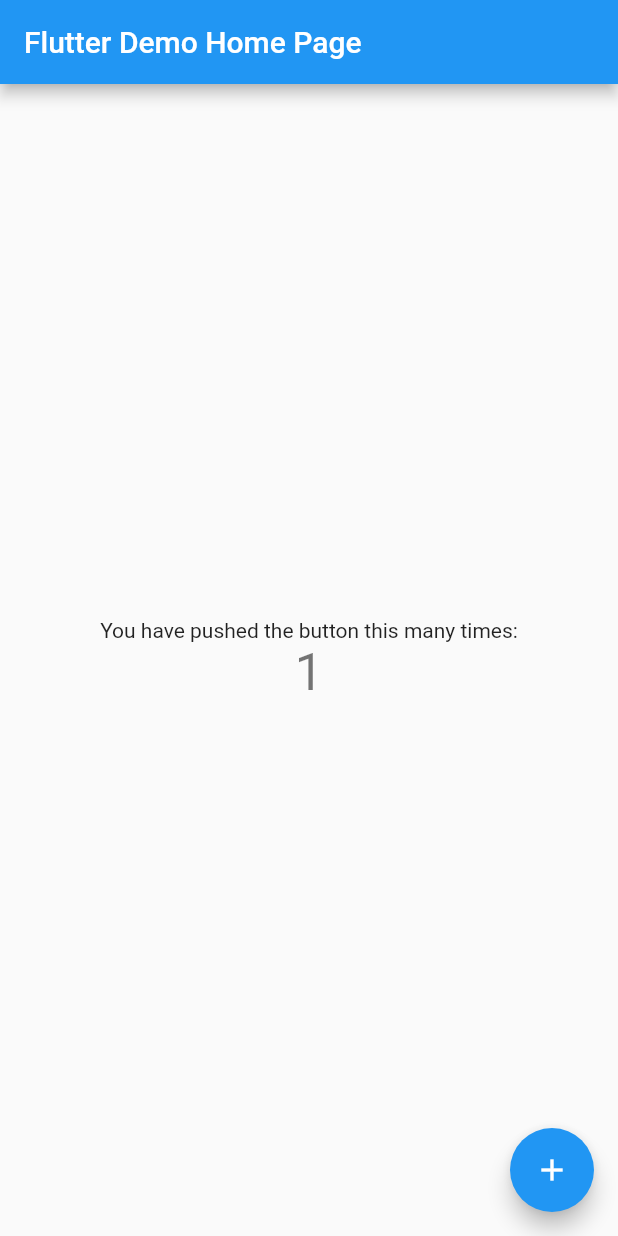
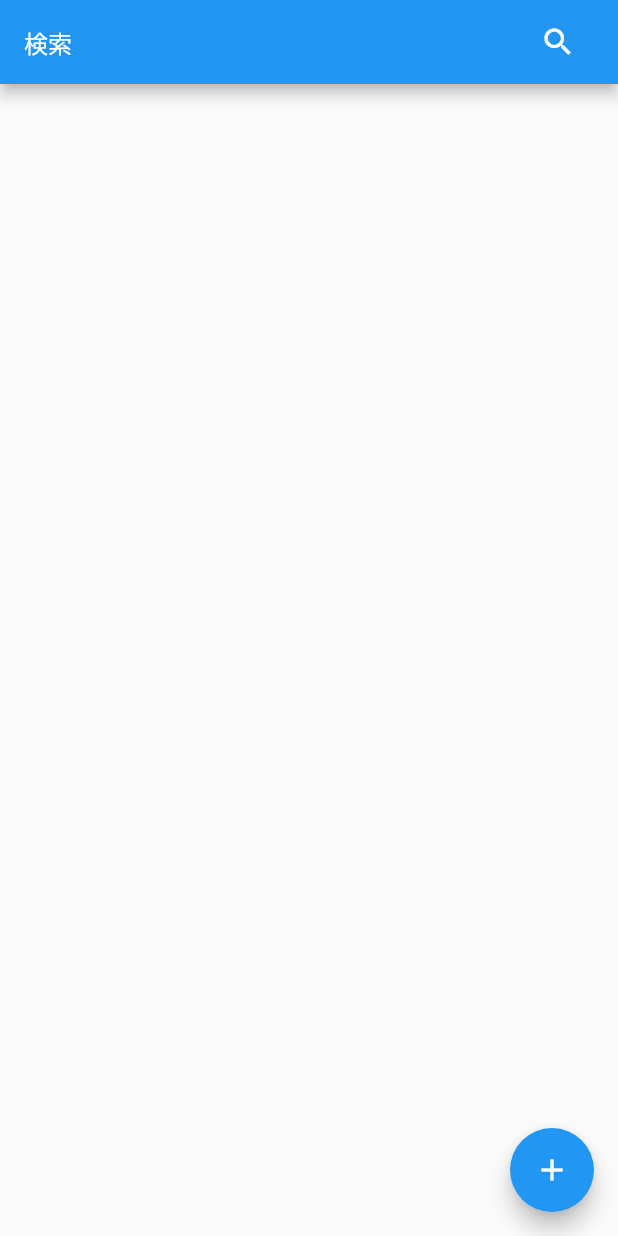
Before and after one commit to ktnydi/flutter_algolia, a Flutter app: the screen it shows after launch, after a tap on the "add" icon, on a phone screen of 412 x 824 dp. Run offline on Flutter 3.47's test engine with Material 2 defaults, Android fonts, the phone set to English and light mode, and no system bars; our stand-ins replace flutter_dotenv; missing offline and left inert: algolia.

Commit message:
add: search feature

```diff
--- /dev/null
+++ b/lib/channel.dart
@@ -0,0 +1,11 @@
+class Channel {
+  int id;
+  String name;
+  int numRegisters;
+
+  Channel(Map<String, dynamic> data) {
+    this.id = data['id'];
+    this.name = data['name'];
+    this.numRegisters = data['numRegisters'];
+  }
+}
--- a/lib/main.dart
+++ b/lib/main.dart
@@ -1,6 +1,10 @@
 import 'package:flutter/material.dart';
+import 'package:flutter_dotenv/flutter_dotenv.dart';
+import 'package:algolia/algolia.dart';
+import 'package:flutter_algolia/channel.dart';
 
-void main() {
+void main() async {
+  await DotEnv().load('.env');
   runApp(MyApp());
 }
 
@@ -28,39 +32,109 @@ class MyHomePage extends StatefulWidget {
 }
 
 class _MyHomePageState extends State<MyHomePage> {
-  int _counter = 0;
+  Algolia algolia = Algolia.init(
+    applicationId: DotEnv().env['APPLICATION_ID'],
+    apiKey: DotEnv().env['API_KEY'],
+  );
+  List<Channel> channels = [];
+  bool isLoading = false;
+  final searchController = TextEditingController();
 
-  void _incrementCounter() {
-    setState(() {
-      _counter++;
-    });
+  @override
+  void dispose() {
+    searchController.dispose();
+    super.dispose();
+  }
+
+  Future searchChannel({String text}) async {
+    if (text.trim().isEmpty) {
+      return;
+    }
+
+    FocusScope.of(context).unfocus();
+
+    AlgoliaQuery query = algolia.instance.index('sample').search(text);
+    AlgoliaQuerySnapshot snap = await query.getObjects();
+    final channels = snap.hits.map((hit) => Channel(hit.data)).toList();
+    setState(
+      () {
+        this.channels = channels;
+      },
+    );
   }
 
   @override
   Widget build(BuildContext context) {
-    return Scaffold(
+    return Stack(
+      children: [
+        GestureDetector(
+          onTap: () {
+            FocusScope.of(context).unfocus();
+          },
+          child: Scaffold(
             appBar: AppBar(
-        title: Text(widget.title),
+              title: Form(
+                child: Row(
+                  children: [
+                    Flexible(
+                      child: TextFormField(
+                        controller: searchController,
+                        cursorColor: Colors.white,
+                        style: TextStyle(
+                          color: Colors.white,
                         ),
-      body: Center(
-        child: Column(
-          mainAxisAlignment: MainAxisAlignment.center,
-          children: <Widget>[
-            Text(
-              'You have pushed the button this many times:',
+                        decoration: InputDecoration(
+                          border: InputBorder.none,
+                          hintText: '検索',
+                          hintStyle: TextStyle(
+                            color: Colors.white,
                           ),
-            Text(
-              '$_counter',
-              style: Theme.of(context).textTheme.headline4,
+                        ),
+                        onFieldSubmitted: (_) async {
+                          this.searchChannel(text: searchController.text);
+                        },
+                      ),
+                    ),
+                    IconButton(
+                      icon: Icon(Icons.search),
+                      onPressed: () {
+                        this.searchChannel(text: searchController.text);
+                      },
                     ),
                   ],
                 ),
               ),
+            ),
+            body: ListView.builder(
+              itemCount: this.channels.length,
+              itemBuilder: (context, index) {
+                final listTiles = this.channels.map(
+                  (channel) {
+                    return ListTile(
+                      title: Text(channel.name),
+                      subtitle: Text('${channel.numRegisters} registers'),
+                    );
+                  },
+                ).toList();
+                return listTiles[index];
+              },
+            ),
             floatingActionButton: FloatingActionButton(
-        onPressed: _incrementCounter,
+              onPressed: () {},
               tooltip: 'Increment',
               child: Icon(Icons.add),
             ),
+          ),
+        ),
+        this.isLoading
+            ? Container(
+                color: Colors.white.withOpacity(0.4),
+                child: Center(
+                  child: CircularProgressIndicator(),
+                ),
+              )
+            : SizedBox(),
+      ],
     );
   }
 }
--- a/pubspec.yaml
+++ b/pubspec.yaml
@@ -10,6 +10,9 @@ dependencies:
   flutter:
     sdk: flutter
   cupertino_icons: ^0.1.3
+  flutter_dotenv: ^2.1.0
+  algolia: ^0.1.7
+
 
 dev_dependencies:
   flutter_test:
@@ -17,3 +20,5 @@ dev_dependencies:
 
 flutter:
   uses-material-design: true
+  assets:
+    - .env
```
Also changed, not shown: pubspec.lock, 1 other file. Lines whose indentation alone changed are shown as unchanged.
